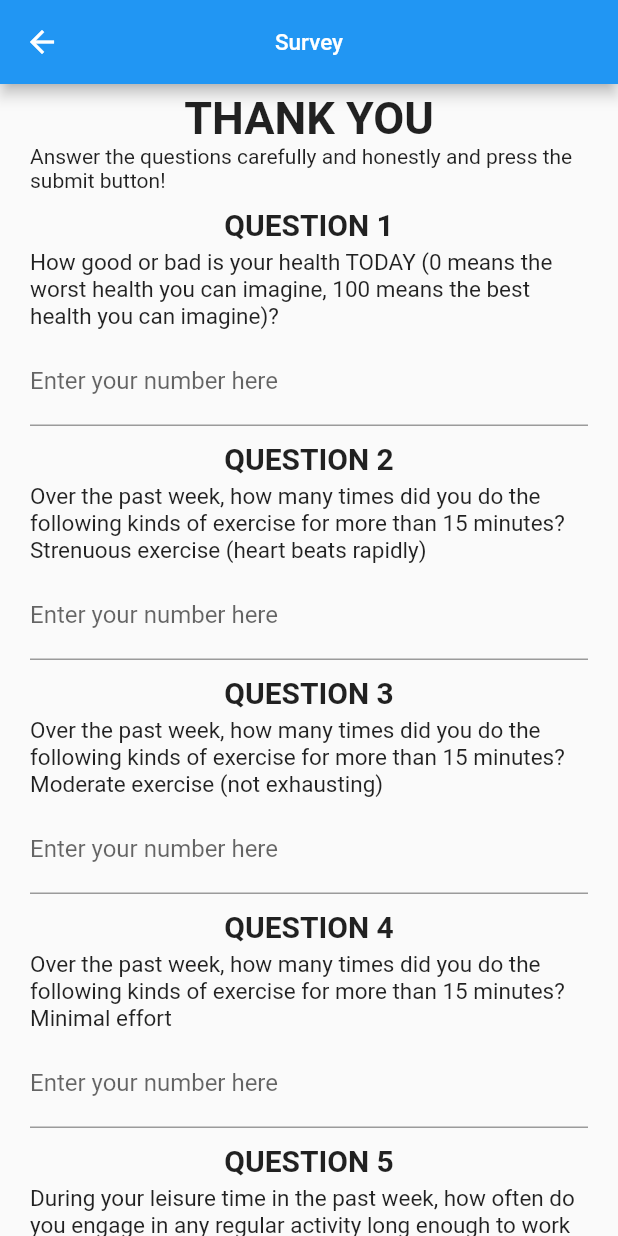
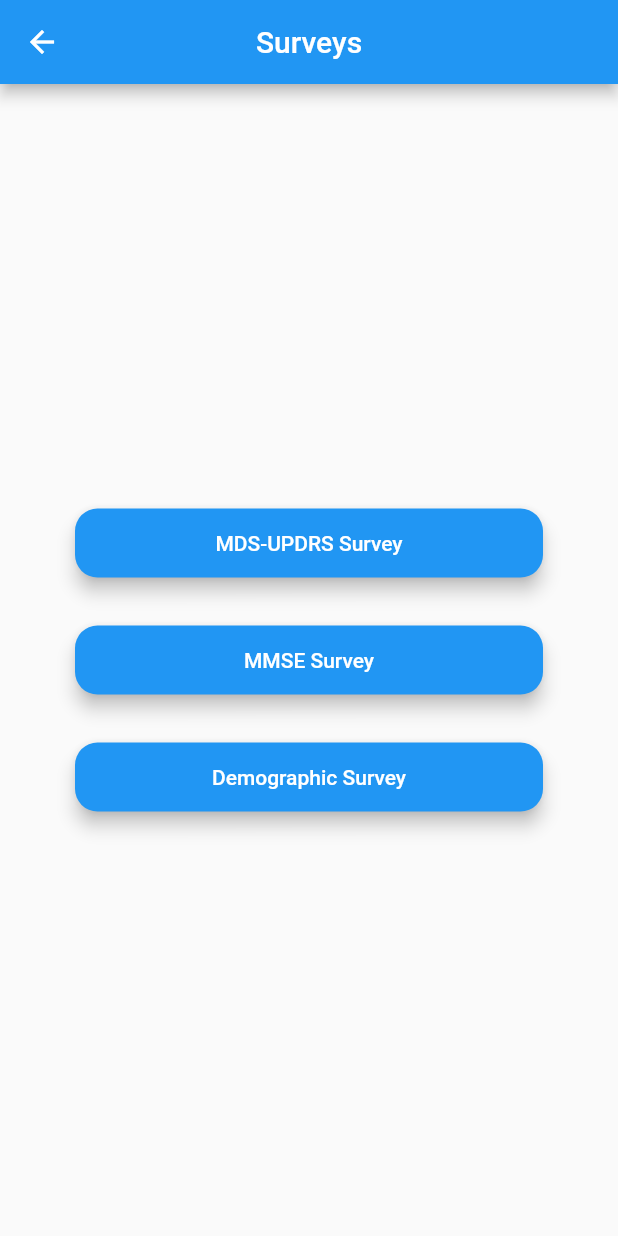
Before and after one commit to antmar17/parkinsons_behavior_app, a Flutter app: the Home screen opened by its route, after a tap on "Survey", on a phone screen of 412 x 824 dp. Run offline on Flutter 3.47's test engine with Material 2 defaults, Android fonts, the phone set to English and light mode, and no system bars; our stand-ins replace audioplayers, cloud_firestore, csv, firebase_auth, firebase_core, firebase_storage and 5 more; missing offline and left inert: crypt, flutter_sound, flutter_sound_platform_interface, motion_sensors, record_mp3; accounts and stored records are empty.

Commit message:
MDS-UPDRS surevey created

```diff
--- a/lib/main.dart
+++ b/lib/main.dart
@@ -2,7 +2,7 @@ import 'package:flutter/material.dart';
 import 'package:parkinsons_app/pages/AuditoryMemoryTest/AuditorMemory.dart';
 import 'package:parkinsons_app/pages/AuditoryMemoryTest/AuditoryDifficulty.dart';
 import 'package:parkinsons_app/pages/RecordActivity.dart';
-import 'package:parkinsons_app/pages/SurveyTest/Survey.dart';
+import 'package:parkinsons_app/pages/SurveyTest/MDS-UPDRS.dart';
 import 'package:parkinsons_app/pages/TremorTest/Tremor.dart';
 import 'package:parkinsons_app/pages/VoiceRecordingTest/recordmenu.dart';
 import 'package:parkinsons_app/pages/RhythmTest/RhythmIntro.dart';
@@ -64,7 +64,6 @@ class MyApp extends StatelessWidget {
       "/clockdraw":(context) => ClockDraw(),
 
       '/Tremor':(context) => Tremor(),
-      "/Survey":(context) => Survey(),
 
 
     });
--- /dev/null
+++ b/lib/pages/SurveyTest/SurveyMenu.dart
@@ -0,0 +1,61 @@
+import 'package:flutter/material.dart';
+import 'package:parkinsons_app/pages/SurveyTest/MDS-UPDRS.dart';
+import 'package:parkinsons_app/pages/SurveyTest/ParticipantQuestionDemographic.dart';
+import 'package:parkinsons_app/pages/SurveyTest/ParticipantQuestionMDS.dart';
+import 'package:parkinsons_app/services/Util.dart';
+import 'package:parkinsons_app/widgets/WideButton.dart';
+
+
+
+
+class SurveyMenu extends StatefulWidget {
+
+  @override
+  _SurveyMenuState createState() => _SurveyMenuState();
+}
+
+class _SurveyMenuState extends State<SurveyMenu> {
+
+
+  @override
+  Widget build(BuildContext context) {
+    Size screenSize = MediaQuery.of(context).size;
+    return Scaffold(
+      appBar: AppBar(
+        title: Text('Surveys'),
+        centerTitle: true,
+      ),
+      body: SafeArea(
+        child: Container(
+          width: double.infinity,
+          height: screenSize.height,
+          padding: EdgeInsets.symmetric(vertical: 30, horizontal: 50),
+          child: Column(
+            crossAxisAlignment: CrossAxisAlignment.center,
+            mainAxisAlignment: MainAxisAlignment.center,
+            children: [
+              WideButton(
+                  color: Colors.blue,
+                  buttonText: "MDS-UPDRS Survey",
+                  onPressed: () {
+                    Navigator.push(context,MaterialPageRoute(builder: (context) => ParticipantQuestionMDS() ));
+                  }),
+              WideButton(
+                  color: Colors.blue,
+                  buttonText: "MMSE Survey",
+                  onPressed: () {
+                    Navigator.push(context,MaterialPageRoute(builder: (context) => ParticipantQuestionDemographic() ));
+                  }),
+              WideButton(
+                  color: Colors.blue,
+                  buttonText: "Demographic Survey",
+                  onPressed: () {
+                    Navigator.push(context,MaterialPageRoute(builder: (context) => ParticipantQuestionDemographic() ));
+                  }),
+            ],
+          ),
+        ),
+      ),
+    );
+  }
+}
--- a/lib/pages/WalkingTest/StraightWalking.dart
+++ b/lib/pages/WalkingTest/StraightWalking.dart
@@ -252,7 +252,9 @@ class _StraightWalkingState extends State<StraightWalking> {
         child: Padding(
           padding: const EdgeInsets.all(8.0),
           child: Text(
-            "1.Turn up your phone's volume so you can hear the instructions while you are walking\n\n2.Put your smartphone in your pocket and walk straight atleast for 20 steps ",
+            "1.Turn up your phone's volume so you can hear the instructions while you are walking\n\n"+
+            "2.Put your smartphone in your front pocket and  if you do not have pockets you can place the phone in your waist band of your pants\n\n"+
+            "3.Please stand up if you are sitting, please walk straight at least for 20 steps",
             style: TextStyle(fontSize: 15.0),
           ),
         ),
--- a/lib/pages/home.dart
+++ b/lib/pages/home.dart
@@ -1,6 +1,7 @@
 import 'package:flutter/material.dart';
 import 'package:parkinsons_app/pages/MedicineQuestion.dart';
-import 'package:parkinsons_app/pages/SurveyTest/Survey.dart';
+import 'package:parkinsons_app/pages/SurveyTest/MDS-UPDRS.dart';
+import 'package:parkinsons_app/pages/SurveyTest/SurveyMenu.dart';
 import 'package:parkinsons_app/services/auth.dart';
 import 'package:parkinsons_app/widgets/WideButton.dart';
 
@@ -85,7 +86,7 @@ class _HomeState extends State<Home> {
                     }),
 
                     WideButton(color: Colors.blue, buttonText: "Survey", onPressed: (){
-                      Navigator.push(context, MaterialPageRoute(builder: (context) => Survey()));
+                      Navigator.push(context, MaterialPageRoute(builder: (context) => SurveyMenu()));
                       //Navigator.pushNamed(context, '/clockdraw');
                     }),
 
```
Also changed, not shown: lib/pages/SurveyTest/MDS-UPDRS.dart (renamed from lib/pages/SurveyTest/Survey.dart, +26 -8 lines), lib/pages/SurveyTest/ParticipantQuestionDemographic.dart (added, +132 -0 lines), lib/pages/SurveyTest/ParticipantQuestionMDS.dart (added, +132 -0 lines), lib/pages/WalkingTest/Turning.dart (+4 -3 lines), lib/pages/SurveyTest/DemoGraphicSurvey.dart (added), 2 other files.
